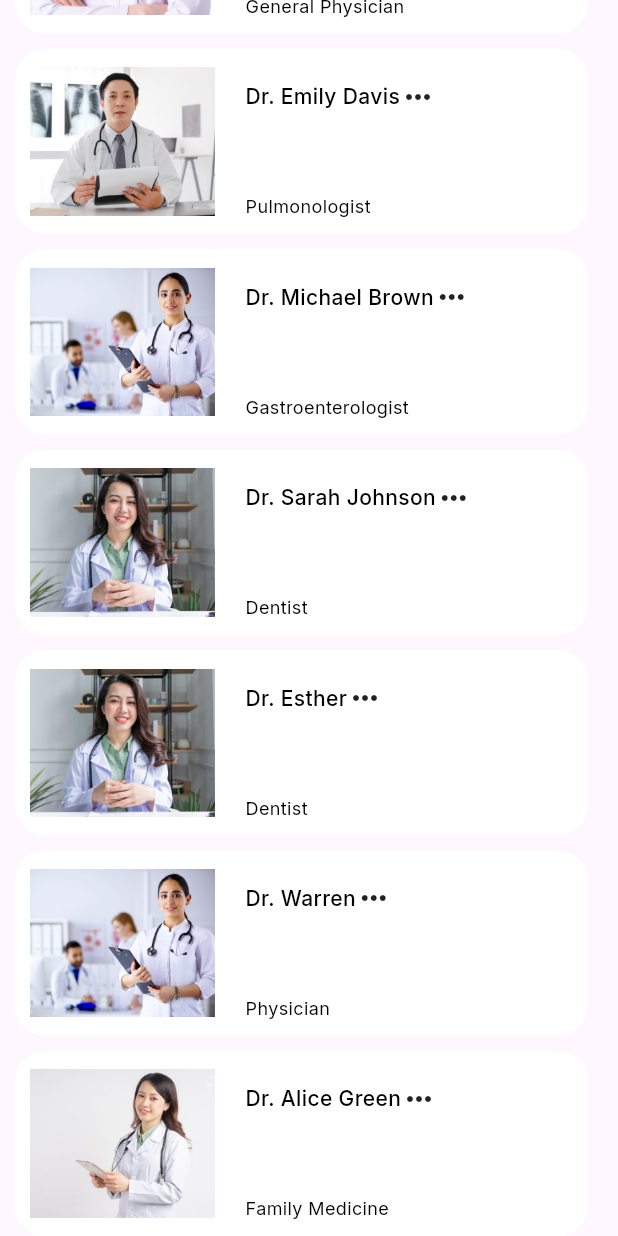
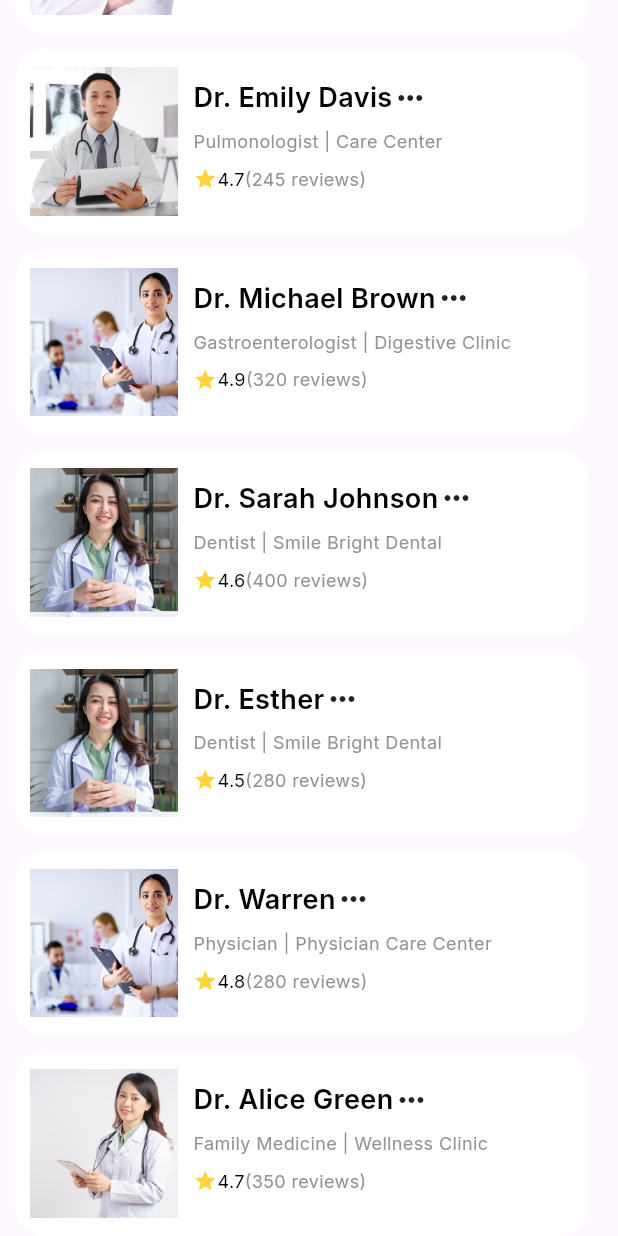
Before and after one commit to Suhaibusman/DoctorAppointMentApp, a Flutter app: the HomeScreen screen opened directly, scrolled down 897 dp, on a phone screen of 412 x 824 dp. Run offline on Flutter 3.47's test engine with Material 3 defaults, Android fonts, the phone set to English and light mode, and no system bars; drawn by our look-alikes of auto_size_text; our stand-ins replace google_fonts.

Commit message:
Home Almost Complete

```diff
--- a/lib/data/data.dart
+++ b/lib/data/data.dart
@@ -56,7 +56,7 @@ List<DoctorModel> doctorList = [
   DoctorModel(
     doctorName: "Dr. Michael Brown",
     speciality: "Gastroenterologist",
-    clinicName: "Digestive Health Clinic",
+    clinicName: "Digestive Clinic",
     totalReviews: 320,
     about: "Dr. Michael Brown specializes in digestive disorders and is highly recommended.",
     rating: 4.9,
--- a/lib/screens/home_screen/home_screen.dart
+++ b/lib/screens/home_screen/home_screen.dart
@@ -243,8 +243,7 @@ class _HomeScreenState extends State<HomeScreen> {
             // mediumSpaceh,
             Padding(
               padding: const EdgeInsets.only(left: 10 , right: 10),
-              child: Expanded(
-                child:ListView.separated(
+              child: ListView.separated(
                 separatorBuilder: (context, index) => smallSpaceh,
                 shrinkWrap: true,
                   physics: NeverScrollableScrollPhysics(),
@@ -267,17 +266,18 @@ class _HomeScreenState extends State<HomeScreen> {
                             padding: const EdgeInsets.all(10),
                             child: Row(
                               mainAxisSize: MainAxisSize.max,
+                              // mainAxisAlignment: MainAxisAlignment.spaceBetween,
                               children: [
                                 Container(
                                   height: MediaQuery.of(context).size.height *0.12,
-                                    width: MediaQuery.of(context).size.height *0.15,
+                                  width: MediaQuery.of(context).size.height *0.12,
                                   decoration: BoxDecoration(
                                       image: DecorationImage(
                                         image: AssetImage(doctorList[index].doctorImage),
                                         fit: BoxFit.cover,
                                       ),),
                                 ),
-                                  smallSpacew,
+                                // smallSpacew,
                                 Column(
                                   crossAxisAlignment: CrossAxisAlignment.start,
                                   mainAxisAlignment: MainAxisAlignment.spaceBetween,
@@ -285,13 +285,13 @@ class _HomeScreenState extends State<HomeScreen> {
                                     Padding(
                                       padding: const EdgeInsets.only(left: 10, right: 10 , top: 10),
                                       child: Row(
-                                          mainAxisAlignment: MainAxisAlignment.spaceBetween,
+                                        mainAxisAlignment: MainAxisAlignment.end,
                                         mainAxisSize: MainAxisSize.max,
                                         children: [
                                           customTextWidget(
                                             text: doctorList[index].doctorName,
-                                              fontSize: 14,
-                                              fontWeight: FontWeight.w500,
+                                            fontSize: 18,
+                                            fontWeight: FontWeight.w600,
                                             color: Colors.black,
                                           ),
 
@@ -299,15 +299,41 @@ class _HomeScreenState extends State<HomeScreen> {
                                         ],
                                       ),
                                     ),
+
                                     Padding(
                                       padding: const EdgeInsets.only(left: 10),
                                       child: customTextWidget(
-                                          text: doctorList[index].speciality,
+                                        text: "${doctorList[index].speciality} | ${doctorList[index].clinicName}",
+                                        fontSize: 12,
+                                        fontWeight: FontWeight.w400,
+                                        color: lighterColor,
+                                      ),
+                                    ),
+                                    Padding(
+                                      padding: const EdgeInsets.only(left: 10),
+                                      child: Row(
+                                        children: [
+                                          Icon(
+                                            Icons.star_purple500_outlined,
+                                            color: Color(0xffFFD33C),
+                                            size: 16,
+                                          ),
+                                          customTextWidget(
+                                            text: doctorList[index].rating.toString(),
                                             fontSize: 12,
                                             fontWeight: FontWeight.w400,
                                             color: Colors.black,
                                           ),
+                                          customTextWidget(
+                                            text: "(${doctorList[index].totalReviews.toString()} reviews)",
+                                            fontSize: 12,
+                                            fontWeight: FontWeight.w400,
+                                            color: lighterColor,
+                                          )
+                                        ],
                                       ),
+                                    ),
+                                    smallSpaceh,
                                   ],
                                 )
                               ],
@@ -322,7 +348,6 @@ class _HomeScreenState extends State<HomeScreen> {
                 scrollDirection: Axis.vertical,
               ),
             ),
-            ),
           ],
         ),
       ),
--- a/lib/utils/themes/color_themes.dart
+++ b/lib/utils/themes/color_themes.dart
@@ -2,6 +2,7 @@ import 'package:flutter/material.dart';
 
 Color primaryColor = const Color(0xff4C4DDC);
 Color lightColor = const Color(0xffEDEDFC);
+Color lighterColor = const Color(0xff939393);
 Color lightPurpleColor = const Color(0xffC8C8F4);
 Color lightGreyColor = const Color(0xffD4D4D8);
 Color blackishColor = const Color(0xff222834);
```
Lines whose indentation alone changed are shown as unchanged.
